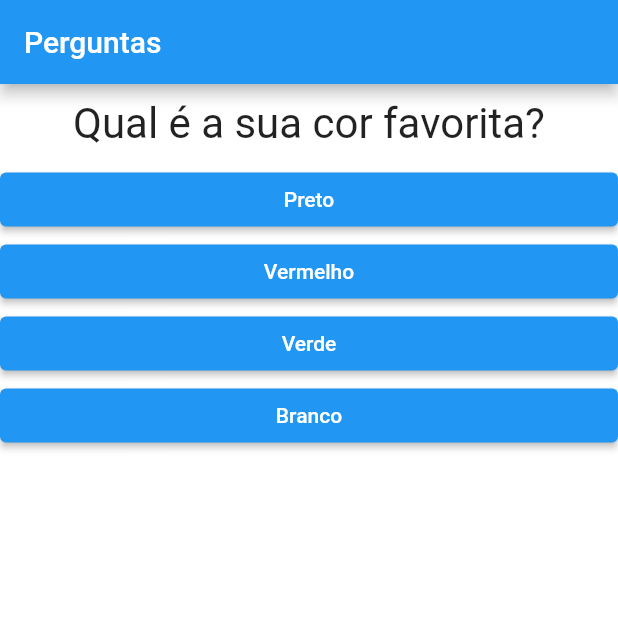
After one commit to lucasSouzaWebDev/flutter-questions, a Flutter app: the screen it shows after launch, on a phone screen of 412 x 824 dp, the top half of it. The commit adds this screen. Run offline on Flutter 3.47's test engine with Material 2 defaults, Android fonts, the phone set to English and light mode, and no system bars.

Commit message:
Created quiz widget.

```diff
--- a/lib/main.dart
+++ b/lib/main.dart
@@ -1,6 +1,5 @@
 import 'package:flutter/material.dart';
-import './question.dart';
-import './answer.dart';
+import './quiz.dart';
 import './result.dart';
 
 void main() => runApp(QuestionApp());
@@ -37,19 +36,14 @@ class _QuestionAppState extends State<QuestionApp> {
 
   @override
   Widget build(BuildContext context) {
-    List<String> answers = hasSelectedQuestion
-        ? _questions[_questionSelected].cast()['answers']
-        : [];
-
     return MaterialApp(
       home: Scaffold(
         appBar: AppBar(title: Text('Perguntas')),
         body: hasSelectedQuestion
-            ? Column(
-                children: [
-                  Question(_questions[_questionSelected]['text'].toString()),
-                  ...answers.map((text) => Answer(text, _answer)).toList(),
-                ],
+            ? Quiz(
+                questions: _questions,
+                questionSelected: _questionSelected,
+                answer: _answer,
               )
             : Result(),
         backgroundColor: Color(0xFFFFFFFF),
--- /dev/null
+++ b/lib/quiz.dart
@@ -0,0 +1,34 @@
+import 'package:flutter/material.dart';
+import './question.dart';
+import './answer.dart';
+
+class Quiz extends StatelessWidget {
+  final List<Map<String, Object>> questions;
+  final int questionSelected;
+  final void Function() answer;
+
+  const Quiz({
+    required this.questions,
+    required this.questionSelected,
+    required this.answer,
+    super.key,
+  });
+
+  bool get hasSelectedQuestion {
+    return questionSelected < questions.length;
+  }
+
+  @override
+  Widget build(BuildContext context) {
+    List<String> answers = hasSelectedQuestion
+        ? questions[questionSelected].cast()['answers']
+        : [];
+
+    return Column(
+      children: [
+        Question(questions[questionSelected]['text'].toString()),
+        ...answers.map((text) => Answer(text, answer)).toList(),
+      ],
+    );
+  }
+}
```
